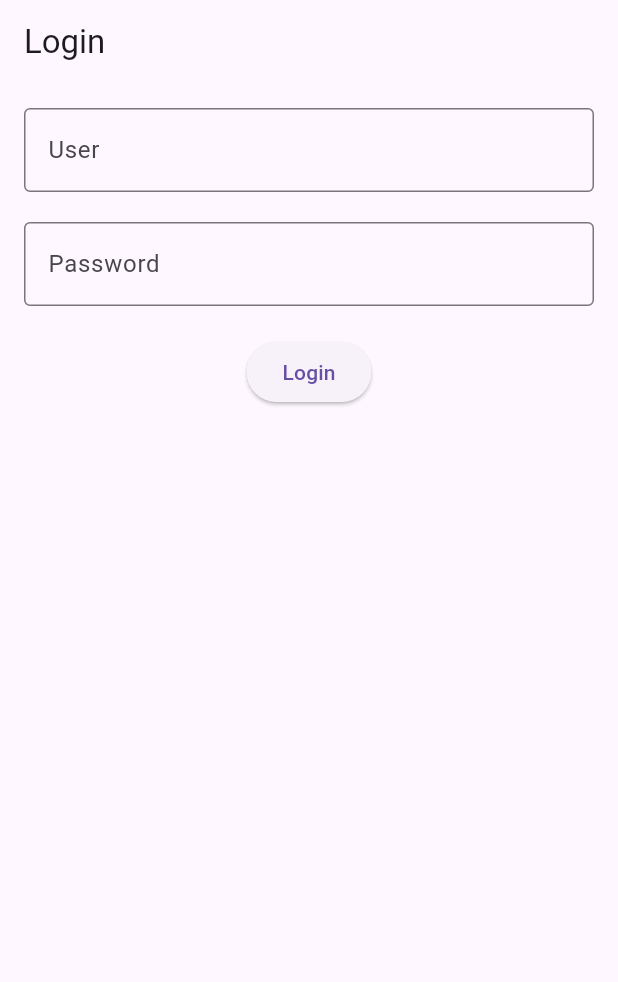
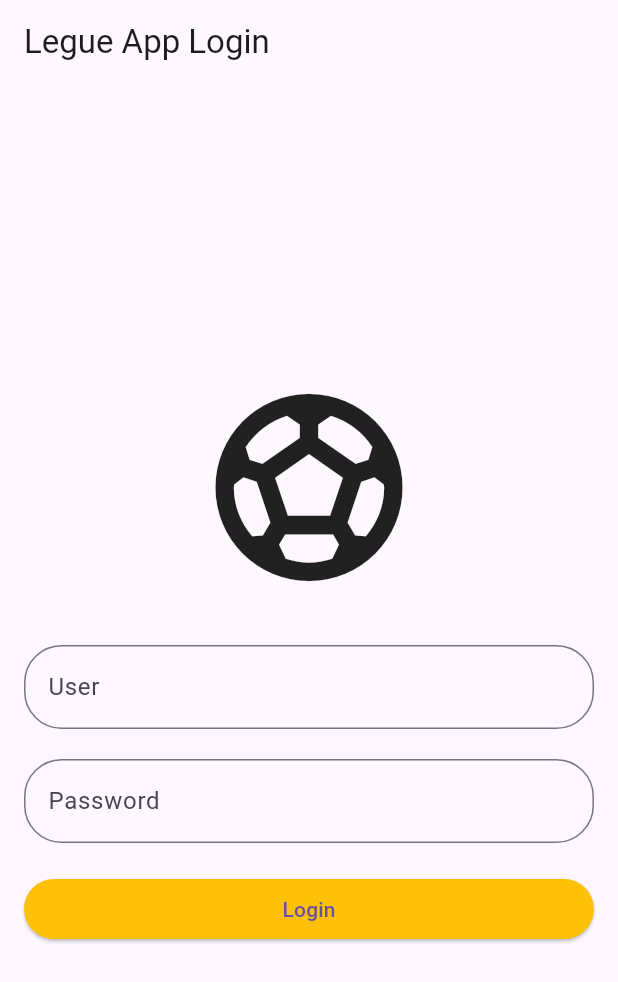
Before and after one commit to sortascary/LeagueApp, a Flutter app: the screen it shows after launch, on a phone screen of 412 x 824 dp. Shown: the top 982 px of the screen. Run offline on Flutter 3.47's test engine with Material 3 defaults, Android fonts, the light colour scheme and no system bars; our stand-ins replace font_awesome_flutter, get, shared_preferences.

Commit message:
just some styling

```diff
--- a/lib/pages/login_page.dart
+++ b/lib/pages/login_page.dart
@@ -8,16 +8,23 @@ class Loginpage extends StatelessWidget {
   @override
   Widget build(BuildContext context) {
     return Scaffold(
-      appBar: AppBar(title: Text('Login')),
+      appBar: AppBar(title: Text('Legue App Login')),
       body: Padding(
         padding: EdgeInsets.all(16.0),
         child: Column(
+          mainAxisAlignment: MainAxisAlignment.center,
           children: [
+            Icon(Icons.sports_soccer_rounded,
+          size: 150,),
+          SizedBox(height: 30,),
             TextField(
               onChanged: (value) => authController.email.value = value,
               decoration: InputDecoration(
                 labelText: "User",
-                border: const OutlineInputBorder(),
+                border: OutlineInputBorder(
+                  borderRadius: BorderRadius.circular(25.0),
+                ),
+
               ),
             ),
             SizedBox(height: 20,),
@@ -25,14 +32,22 @@ class Loginpage extends StatelessWidget {
               onChanged: (value) => authController.password.value = value,
               decoration: InputDecoration(
                 labelText: "Password",
-                border: const OutlineInputBorder(),
+                border: OutlineInputBorder(
+                  borderRadius: BorderRadius.circular(25.0),
+                ),
               ),
               obscureText: true,
             ),
             SizedBox(height: 20),
-            ElevatedButton(
-              onPressed: () => authController.login(),
-              child: Text('Login'),
+            SizedBox(
+              width: double.infinity,
+              child: ElevatedButton(
+                style: ElevatedButton.styleFrom(
+                  backgroundColor: Colors.amber
+                ),
+                onPressed: () => authController.login(),
+                child: Text('Login'),
+              ),
             ),
           ],
         ),
--- a/lib/pages/menu/profile_menu.dart
+++ b/lib/pages/menu/profile_menu.dart
@@ -32,8 +32,8 @@ class ProfileMenu extends StatelessWidget {
                 children: [
                   ListTile(
                     leading: Icon(Icons.account_circle_sharp),
-                    title: Text('About me'),
-                    subtitle: Text('Lorem Ipsum'),
+                    title: Text('Presonalization'),
+                    subtitle: Text('user preference settings'),
                   ),
                   ListTile(
                     leading: Icon(Icons.help),
```
Also changed, not shown: lib/pages/Widget/card.dart (+7 -5 lines), lib/pages/menu/Leaguelist.dart (+8 -2 lines).
